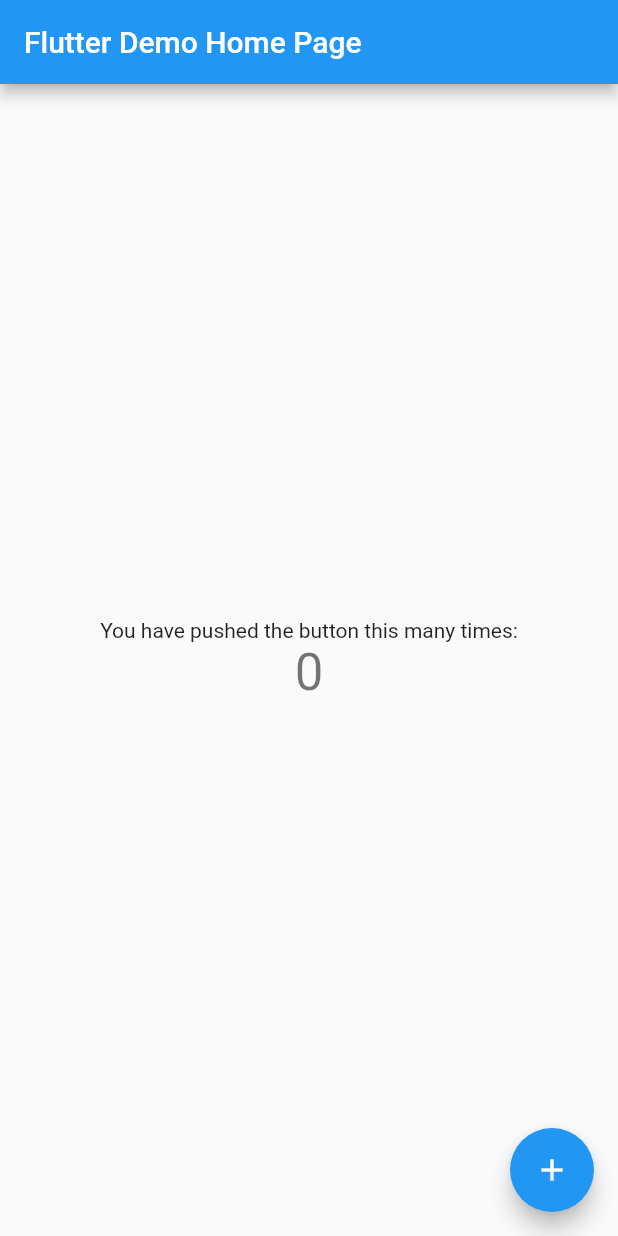
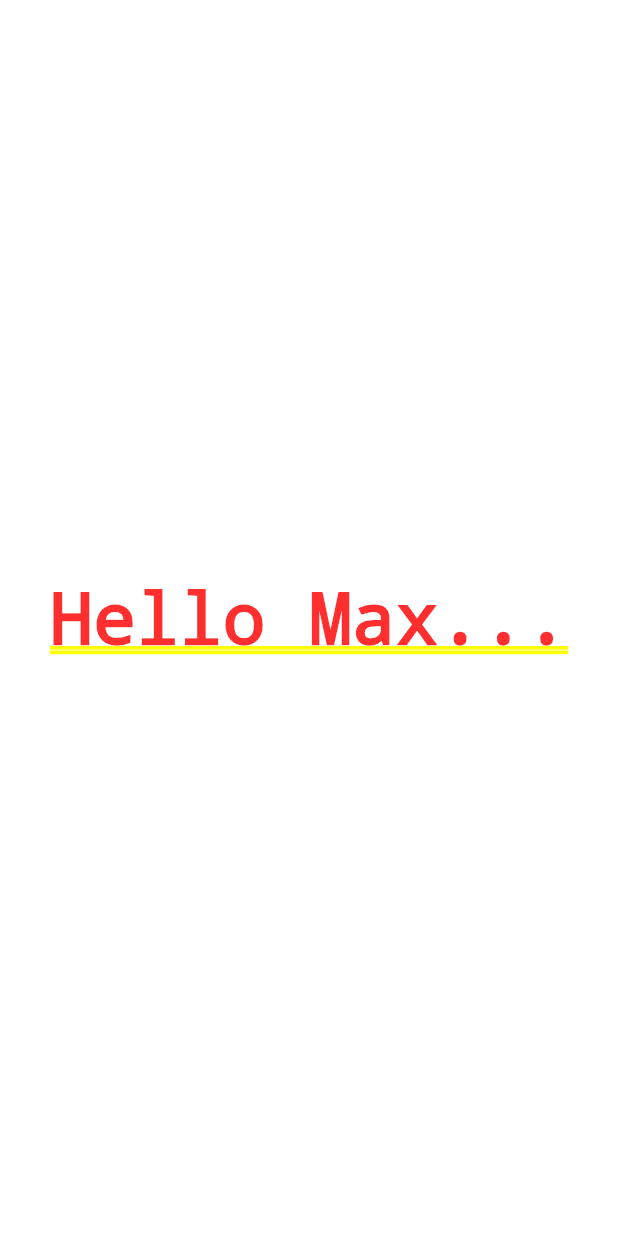
Before and after one commit to Maxondria/i_am_rich, a Flutter app: the screen it shows after launch, on a phone screen of 412 x 824 dp. Run offline on Flutter 3.47's test engine with Material 2 defaults, Android fonts, the phone set to English and light mode, and no system bars.

Commit message:
refactor to a small helloword app

```diff
--- a/lib/main.dart
+++ b/lib/main.dart
@@ -1,111 +1,11 @@
 import 'package:flutter/material.dart';
 
-void main() => runApp(MyApp());
-
-class MyApp extends StatelessWidget {
-  // This widget is the root of your application.
-  @override
-  Widget build(BuildContext context) {
-    return MaterialApp(
-      title: 'Flutter Demo',
-      theme: ThemeData(
-        // This is the theme of your application.
-        //
-        // Try running your application with "flutter run". You'll see the
-        // application has a blue toolbar. Then, without quitting the app, try
-        // changing the primarySwatch below to Colors.green and then invoke
-        // "hot reload" (press "r" in the console where you ran "flutter run",
-        // or simply save your changes to "hot reload" in a Flutter IDE).
-        // Notice that the counter didn't reset back to zero; the application
-        // is not restarted.
-        primarySwatch: Colors.blue,
+void main() {
+  runApp(
+    MaterialApp(
+      home: Center(
+        child: Text('Hello Max...'),
       ),
-      home: MyHomePage(title: 'Flutter Demo Home Page'),
-    );
-  }
+    ),
+  );
 }
-
-class MyHomePage extends StatefulWidget {
-  MyHomePage({Key key, this.title}) : super(key: key);
-
-  // This widget is the home page of your application. It is stateful, meaning
-  // that it has a State object (defined below) that contains fields that affect
-  // how it looks.
-
-  // This class is the configuration for the state. It holds the values (in this
-  // case the title) provided by the parent (in this case the App widget) and
-  // used by the build method of the State. Fields in a Widget subclass are
-  // always marked "final".
-
-  final String title;
-
-  @override
-  _MyHomePageState createState() => _MyHomePageState();
-}
-
-class _MyHomePageState extends State<MyHomePage> {
-  int _counter = 0;
-
-  void _incrementCounter() {
-    setState(() {
-      // This call to setState tells the Flutter framework that something has
-      // changed in this State, which causes it to rerun the build method below
-      // so that the display can reflect the updated values. If we changed
-      // _counter without calling setState(), then the build method would not be
-      // called again, and so nothing would appear to happen.
-      _counter++;
-    });
-  }
-
-  @override
-  Widget build(BuildContext context) {
-    // This method is rerun every time setState is called, for instance as done
-    // by the _incrementCounter method above.
-    //
-    // The Flutter framework has been optimized to make rerunning build methods
-    // fast, so that you can just rebuild anything that needs updating rather
-    // than having to individually change instances of widgets.
-    return Scaffold(
-      appBar: AppBar(
-        // Here we take the value from the MyHomePage object that was created by
-        // the App.build method, and use it to set our appbar title.
-        title: Text(widget.title),
-      ),
-      body: Center(
-        // Center is a layout widget. It takes a single child and positions it
-        // in the middle of the parent.
-        child: Column(
-          // Column is also a layout widget. It takes a list of children and
-          // arranges them vertically. By default, it sizes itself to fit its
-          // children horizontally, and tries to be as tall as its parent.
-          //
-          // Invoke "debug painting" (press "p" in the console, choose the
-          // "Toggle Debug Paint" action from the Flutter Inspector in Android
-          // Studio, or the "Toggle Debug Paint" command in Visual Studio Code)
-          // to see the wireframe for each widget.
-          //
-          // Column has various properties to control how it sizes itself and
-          // how it positions its children. Here we use mainAxisAlignment to
-          // center the children vertically; the main axis here is the vertical
-          // axis because Columns are vertical (the cross axis would be
-          // horizontal).
-          mainAxisAlignment: MainAxisAlignment.center,
-          children: <Widget>[
-            Text(
-              'You have pushed the button this many times:',
-            ),
-            Text(
-              '$_counter',
-              style: Theme.of(context).textTheme.display1,
-            ),
-          ],
-        ),
-      ),
-      floatingActionButton: FloatingActionButton(
-        onPressed: _incrementCounter,
-        tooltip: 'Increment',
-        child: Icon(Icons.add),
-      ), // This trailing comma makes auto-formatting nicer for build methods.
-    );
-  }
-}
```
Also changed, not shown: 1 other file.
